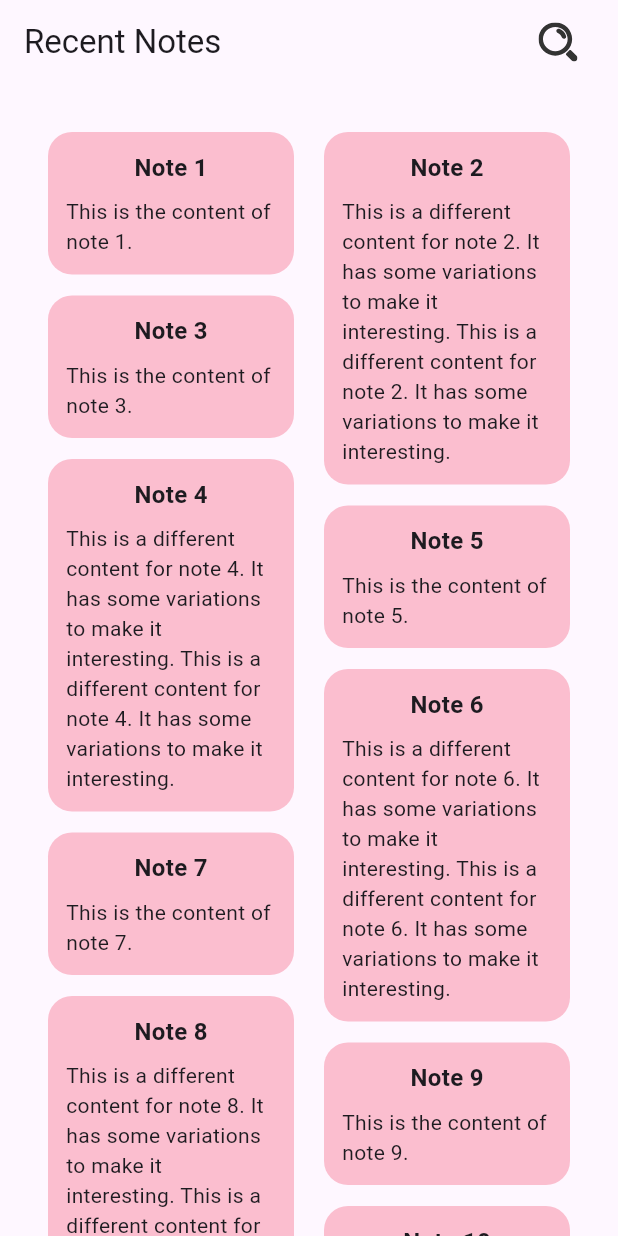
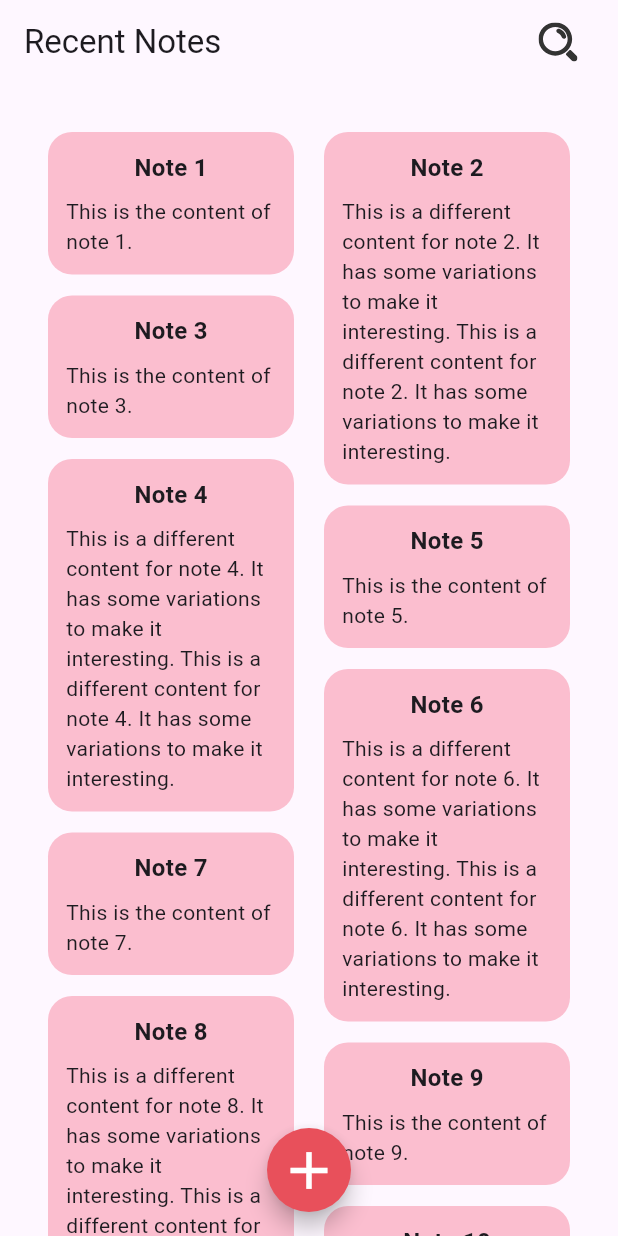
Before and after one commit to javokhirakramjonov/note_taker, a Flutter app: the screen it shows after launch, on a phone screen of 412 x 824 dp. Run offline on Flutter 3.47's test engine with Material 3 defaults, Android fonts, the phone set to English and light mode, and no system bars; our stand-ins replace flutter_bloc, flutter_svg, get_it.

Commit message:
Add floating action button to navigate to create note screen

```diff
--- a/lib/features/home_screen/screen.dart
+++ b/lib/features/home_screen/screen.dart
@@ -38,6 +38,15 @@ class HomeScreen extends StatelessWidget {
           ],
           actionsPadding: const EdgeInsets.only(right: 16.0),
         ),
+        floatingActionButton: FloatingActionButton(
+          backgroundColor: Color(0xFFE8505B),
+          shape: CircleBorder(),
+          onPressed: () {
+            // TODO go to create note screen
+          },
+          child: Icon(Icons.add, color: Colors.white, size: 42),
+        ),
+        floatingActionButtonLocation: FloatingActionButtonLocation.centerFloat,
         body: SafeArea(
           child: BlocBuilder<HomeScreenBloc, HomeScreenState>(
             builder: (context, state) {
```
